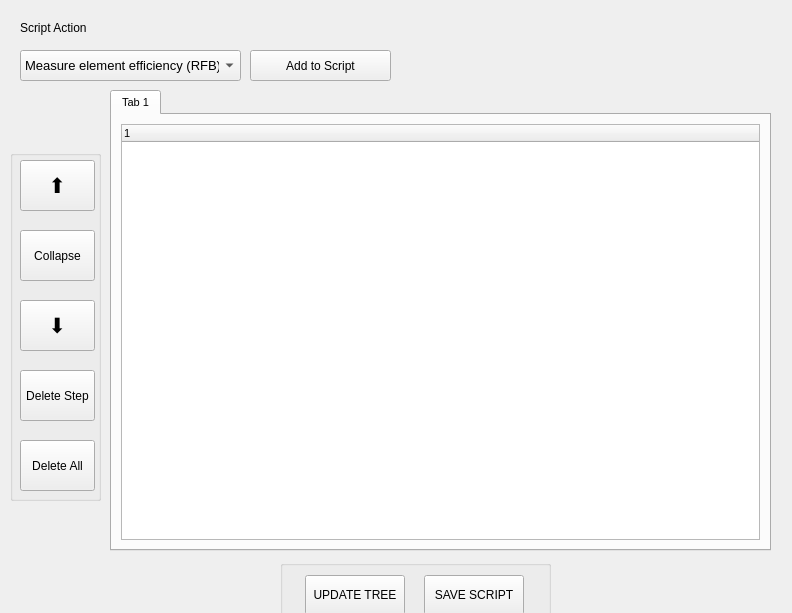
Before: the Qt Designer form Widget_Library/widget_script_editor.ui in 8foldrepo/RF_Balance_Profound, drawn with Qt 5.
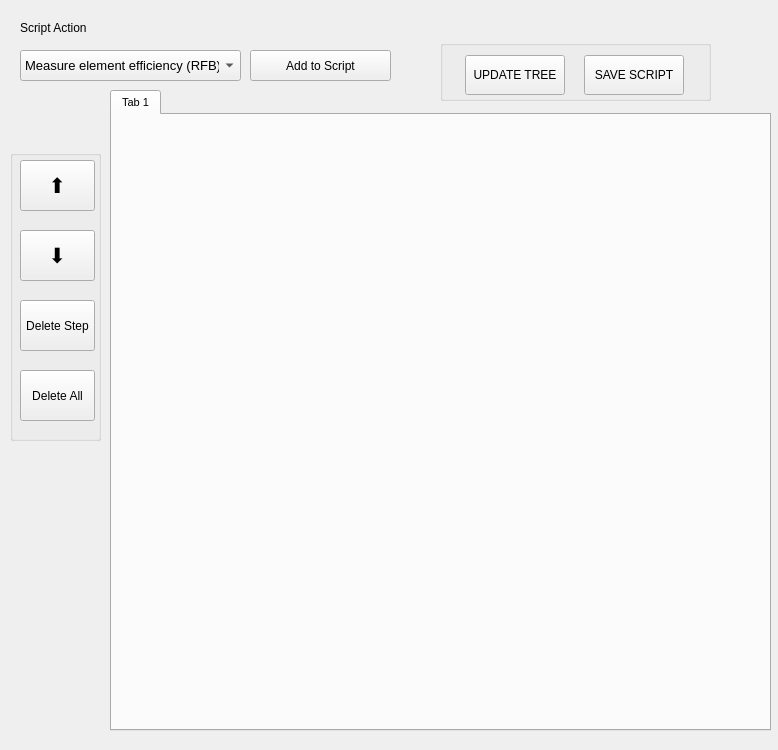
After: the same form once the commit is applied.

```diff
--- a/Widget_Library/widget_script_editor.ui
+++ b/Widget_Library/widget_script_editor.ui
@@ -6,10 +6,22 @@
    <rect>
     <x>0</x>
     <y>0</y>
-    <width>792</width>
-    <height>613</height>
+    <width>778</width>
+    <height>750</height>
    </rect>
   </property>
+  <property name="minimumSize">
+   <size>
+    <width>778</width>
+    <height>750</height>
+   </size>
+  </property>
+  <property name="maximumSize">
+   <size>
+    <width>1050</width>
+    <height>750</height>
+   </size>
+  </property>
   <property name="windowTitle">
    <string>Form</string>
   </property>
@@ -19,7 +31,7 @@
      <x>110</x>
      <y>90</y>
      <width>661</width>
-     <height>461</height>
+     <height>641</height>
     </rect>
    </property>
    <property name="font">
@@ -34,11 +46,7 @@
     <attribute name="title">
      <string>Tab 1</string>
     </attribute>
-    <layout class="QGridLayout" name="gridLayout_8">
-     <item row="0" column="0">
-      <widget class="QTreeWidget" name="treeWidget"/>
-     </item>
-    </layout>
+    <layout class="QGridLayout" name="gridLayout_8"/>
    </widget>
   </widget>
   <widget class="QComboBox" name="script_cmd_dropdown">
@@ -103,7 +111,7 @@
      <x>10</x>
      <y>150</y>
      <width>91</width>
-     <height>351</height>
+     <height>291</height>
     </rect>
    </property>
    <property name="title">
@@ -113,7 +121,7 @@
     <property name="geometry">
      <rect>
       <x>10</x>
-      <y>290</y>
+      <y>220</y>
       <width>75</width>
       <height>51</height>
      </rect>
@@ -149,7 +157,7 @@
     <property name="geometry">
      <rect>
       <x>10</x>
-      <y>220</y>
+      <y>150</y>
       <width>75</width>
       <height>51</height>
      </rect>
@@ -163,29 +171,11 @@
      <string>Delete Step</string>
     </property>
    </widget>
-   <widget class="QPushButton" name="collapse_btn">
-    <property name="geometry">
-     <rect>
-      <x>10</x>
-      <y>80</y>
-      <width>75</width>
-      <height>51</height>
-     </rect>
-    </property>
-    <property name="font">
-     <font>
-      <pointsize>9</pointsize>
-     </font>
-    </property>
-    <property name="text">
-     <string>Collapse</string>
-    </property>
-   </widget>
    <widget class="QPushButton" name="move_cmd_down_button">
     <property name="geometry">
      <rect>
       <x>10</x>
-      <y>150</y>
+      <y>80</y>
       <width>75</width>
       <height>51</height>
      </rect>
@@ -221,8 +211,8 @@
   <widget class="QGroupBox" name="groupBox">
    <property name="geometry">
     <rect>
-     <x>280</x>
-     <y>560</y>
+     <x>440</x>
+     <y>40</y>
      <width>271</width>
      <height>61</height>
     </rect>
```
